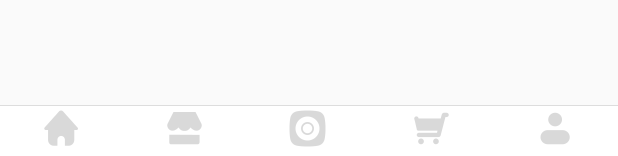
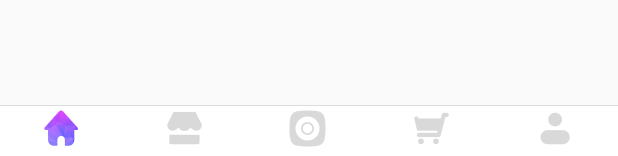
Before and after one commit to fanmingyi/Jing, an Android app: the layout activity_main.xml on its own in the app's theme, with its tools: preview values and no code run, on a phone screen of 412 x 824 dp. Shown: the part 1053-1209 px from the top of the screen. Run offline under Robolectric (Android 15) with nearby library versions, the phone set to English and light mode, and no system bars.

Commit message:
增加第二个界面

```diff
--- a/app/build.gradle
+++ b/app/build.gradle
@@ -1,6 +1,7 @@
 apply plugin: 'com.android.application'
 
 apply plugin: 'kotlin-android'
+apply plugin: 'kotlin-kapt'
 
 apply plugin: 'kotlin-android-extensions'
 
@@ -43,6 +44,8 @@ ext {
 
 }
 dependencies {
+    kapt "com.android.databinding:compiler:3.0.0"
+
     compile 'com.github.CymChad:BaseRecyclerViewAdapterHelper:2.9.30'
     implementation 'com.android.support:support-v4:26.0.0-beta1'
     compile 'com.squareup.picasso:picasso:2.3.2'
--- a/app/src/main/java/com/shoping/yt/DemoJAVA.java
+++ b/app/src/main/java/com/shoping/yt/DemoJAVA.java
@@ -6,6 +6,8 @@ import android.util.Log;
 
 import com.chad.library.adapter.base.listener.OnItemDragListener;
 
+import java.util.Arrays;
+import java.util.List;
 import java.util.concurrent.TimeUnit;
 
 import io.reactivex.Observable;
@@ -21,6 +23,6 @@ public class DemoJAVA {
 
     private static final String TAG = "DemoJAVA";
     public void t(){
-        ;
+
     }
 }
--- a/app/src/main/res/layout/activity_main.xml
+++ b/app/src/main/res/layout/activity_main.xml
@@ -1,91 +1,108 @@
 <?xml version="1.0" encoding="utf-8"?>
+<layout>
+
+    <data>
+
+        <variable
+            name="mactivity"
+            type="com.shoping.yt.activity.MainActivity" />
+    </data>
+
     <android.support.constraint.ConstraintLayout xmlns:android="http://schemas.android.com/apk/res/android"
         xmlns:app="http://schemas.android.com/apk/res-auto"
         xmlns:tools="http://schemas.android.com/tools"
-
+        android:id="@+id/rootView"
         android:layout_width="match_parent"
         android:layout_height="match_parent"
         tools:context="com.shoping.yt.activity.MainActivity">
 
         <FrameLayout
             android:id="@+id/fl_containt"
+            app:layout_constraintTop_toTopOf="parent"
+
+            app:layout_constraintBottom_toTopOf="@+id/rg_navigation"
             android:layout_width="match_parent"
-        android:layout_height="match_parent" />
+            android:layout_height="0dp" />
 
 
         <View
             android:id="@+id/view_fill"
-        app:layout_constraintBottom_toBottomOf="parent"
             android:layout_width="match_parent"
+            android:layout_height="0.0000001dp"
             android:visibility="gone"
-        android:layout_height="0.0000001dp"/>
+            app:layout_constraintBottom_toBottomOf="parent" />
 
         <RadioGroup
             android:id="@+id/rg_navigation"
-        android:background="#fff"
-        app:layout_constraintBottom_toTopOf="@id/view_fill"
             android:layout_width="match_parent"
             android:layout_height="wrap_content"
-        android:orientation="horizontal">
+            android:background="#fff"
+            android:orientation="horizontal"
+            app:layout_constraintBottom_toTopOf="@id/view_fill">
+
+            <RadioButton
+                android:id="@+id/rb_home"
+                android:checked="true"
+                android:layout_width="0dp"
+                android:layout_height="wrap_content"
+                android:layout_weight="1"
+                android:button="@null"
+                android:drawableTop="@drawable/btn_home_main_sl"
+                android:gravity="center"
+                android:text="主页"
+                android:textColor="@drawable/btn_tx_main_sl" />
+
+            <RadioButton
+                android:id="@+id/rb_classify"
+                android:layout_width="0dp"
+                android:layout_height="wrap_content"
+                android:layout_weight="1"
+                android:button="@null"
+                android:drawableTop="@drawable/btn_classify_main_sl"
+                android:gravity="center"
+                android:text="分类"
+
+                android:textColor="@drawable/btn_tx_main_sl" />
 
             <RadioButton
                 android:layout_width="0dp"
+                android:layout_height="wrap_content"
                 android:layout_weight="1"
-            android:textColor="@drawable/btn_tx_main_sl"
+                android:button="@null"
+
+                android:drawableTop="@drawable/btn_qz_main_sl"
+                android:gravity="center"
+                android:text="商业圈"
+                android:textColor="@drawable/btn_tx_main_sl" />
+
+            <RadioButton
+                android:layout_width="0dp"
                 android:layout_height="wrap_content"
+                android:layout_weight="1"
                 android:button="@null"
+                android:drawableTop="@drawable/btn_cart_main_sl"
                 android:gravity="center"
-            android:drawableTop="@drawable/btn_home_main_sl"
-            android:text="主页" />
+                android:text="购物车"
+                android:textColor="@drawable/btn_tx_main_sl" />
 
             <RadioButton
 
                 android:layout_width="0dp"
+                android:layout_height="wrap_content"
                 android:layout_weight="1"
-            android:button="@null"
-            android:drawableTop="@drawable/btn_classify_main_sl"
-            android:text="分类"
-            android:gravity="center"
-            android:textColor="@drawable/btn_tx_main_sl"
-
-            android:layout_height="wrap_content" />
-
-        <RadioButton
-            android:layout_width="0dp"
-            android:layout_weight="1"
-            android:text="商业圈"
-            android:textColor="@drawable/btn_tx_main_sl"
 
                 android:button="@null"
-            android:drawableTop="@drawable/btn_qz_main_sl"
+                android:drawableTop="@drawable/btn_my_main_sl"
                 android:gravity="center"
-            android:layout_height="wrap_content" />
+                android:text="我的"
+                android:textColor="@drawable/btn_tx_main_sl" />
+        </RadioGroup>
 
-        <RadioButton
-            android:textColor="@drawable/btn_tx_main_sl"
-            android:layout_width="0dp"
-            android:layout_weight="1"
-            android:button="@null"
-            android:text="购物车"
-            android:drawableTop="@drawable/btn_cart_main_sl"
-            android:gravity="center"
-            android:layout_height="wrap_content" />
+        <View
+            android:layout_width="wrap_content"
+            android:layout_height="0.5dp"
+            android:background="#ddd"
+            app:layout_constraintBottom_toTopOf="@+id/rg_navigation" />
+    </android.support.constraint.ConstraintLayout>
 
-        <RadioButton
-
-            android:button="@null"
-            android:text="我的"
-            android:textColor="@drawable/btn_tx_main_sl"
-
-            android:gravity="center"
-            android:drawableTop="@drawable/btn_my_main_sl"
-            android:layout_width="0dp"
-            android:layout_weight="1"
-            android:layout_height="wrap_content" />
-    </RadioGroup>
-    <View
-        android:background="#ddd"
-        app:layout_constraintBottom_toTopOf="@+id/rg_navigation"
-        android:layout_width="wrap_content"
-        android:layout_height="0.5dp"/>
-</android.support.constraint.ConstraintLayout>
+</layout>
--- a/app/src/main/res/layout/item_list_main_final.xml
+++ b/app/src/main/res/layout/item_list_main_final.xml
@@ -24,10 +24,10 @@
         android:id="@+id/tv_title"
         android:textSize="23sp"
         app:layout_constraintTop_toTopOf="parent"
-        android:layout_marginTop="14dp"
+        android:layout_marginTop="30dp"
         app:layout_constraintLeft_toLeftOf="parent"
         app:layout_constraintRight_toRightOf="parent"
-        android:text="骚年 你该换鞋了"
+        android:text="老婆 你该换遮瑕霜了"
         android:textColor="#fff"
         android:textStyle="bold"
         android:layout_height="wrap_content" />
```
Also changed, not shown: app/src/main/java/com/shoping/yt/activity/MainActivity.kt (+65 -24 lines), app/src/main/java/com/shoping/yt/adapter/ClassifyLeftMenuAdapter.java (added, +26 -0 lines), app/src/main/java/com/shoping/yt/fragment/ClassifyFragment.kt (added, +91 -0 lines), app/src/main/java/com/shoping/yt/fragment/HomeFragment.kt (+14 -4 lines), app/src/main/res/layout/fragment_classify.xml (added, +107 -0 lines), app/src/main/res/layout/fragment_home.xml (+9 -4 lines), app/src/main/res/layout/item_classify_left_menu.xml (added, +24 -0 lines). Lines whose indentation alone changed are shown as unchanged.
